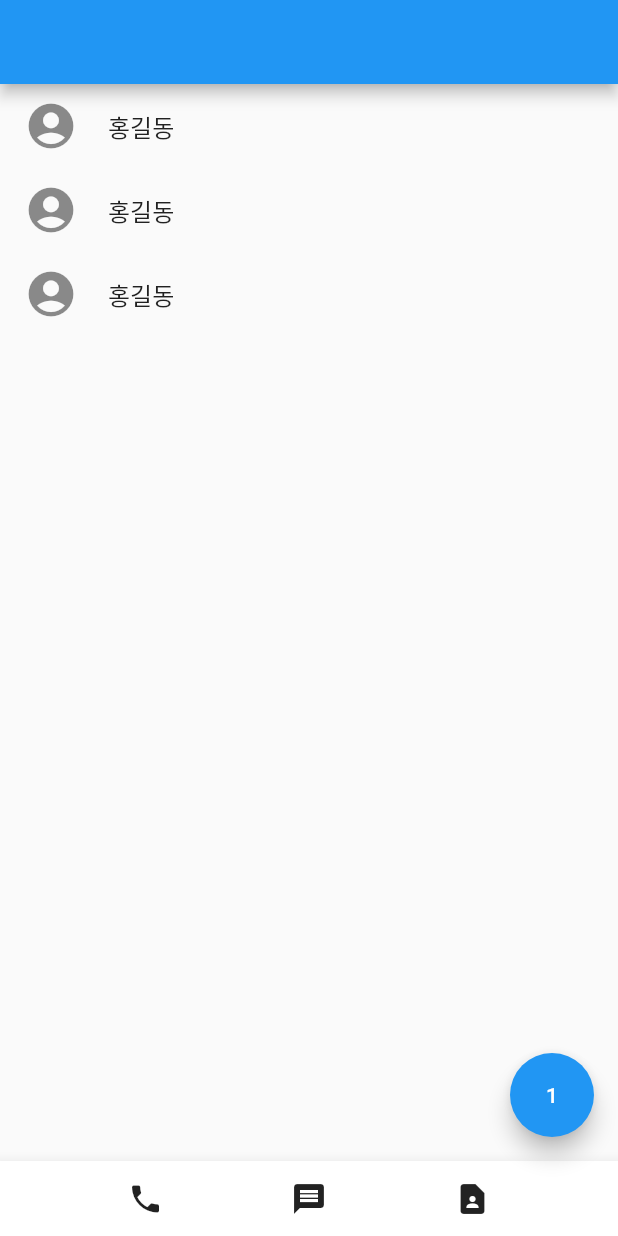
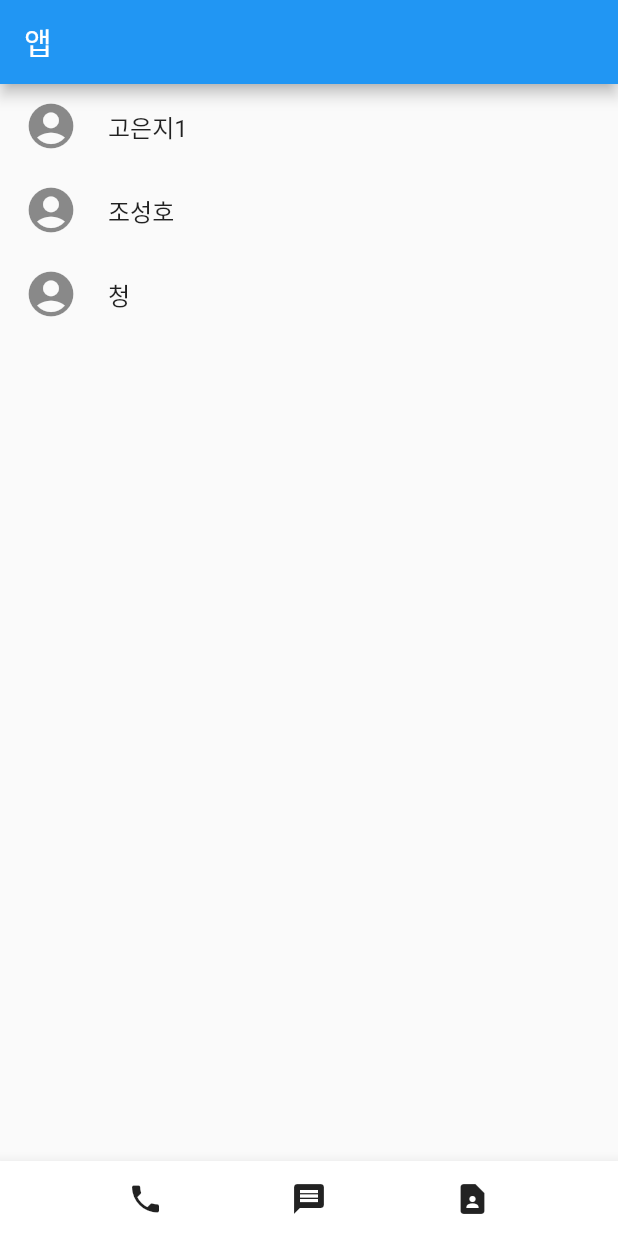
Before and after one commit to ein214/flutter_contact, a Flutter app: the screen it shows after launch, on a phone screen of 412 x 824 dp. Run offline on Flutter 3.47's test engine with Material 2 defaults, Android fonts, the phone set to English and light mode, and no system bars.

```diff
--- a/lib/main.dart
+++ b/lib/main.dart
@@ -4,10 +4,18 @@ void main() {
   runApp(MyApp());
 }
 
+
 //메인페이지 세팅
-class MyApp extends StatelessWidget {
+class MyApp extends StatefulWidget {
   MyApp({Key? key}) : super(key: key);
+
+  @override
+  State<MyApp> createState() => _MyAppState();
+}
+
+class _MyAppState extends State<MyApp> {
   var a = 1;
+  var name = ['고은지1', '조성호', '청'];
 
   @override
   Widget build(BuildContext context) {
@@ -17,14 +25,18 @@ class MyApp extends StatelessWidget {
     //Flutter 앱 디자인은 위젯 짜집기
     return MaterialApp(
       home: Scaffold(
+        /*
         floatingActionButton: FloatingActionButton(
           child: Text(a.toString()),
           onPressed: (){
-            a++;
-            print(a);
+            setState(() {
+              a++;
+            });
           },
         ),
-        appBar: AppBar(),
+
+         */
+        appBar: AppBar( title: Text('앱')),
         bottomNavigationBar: BottomNavi(),
         body: ListView.builder(
             itemCount: 3,
@@ -32,7 +44,7 @@ class MyApp extends StatelessWidget {
               print(index);
               return ListTile(
                 leading: Icon(Icons.account_circle, size: 36,),
-                title: Text('홍길동')
+                title: Text(name[index])
               );
             }
         ),
```
